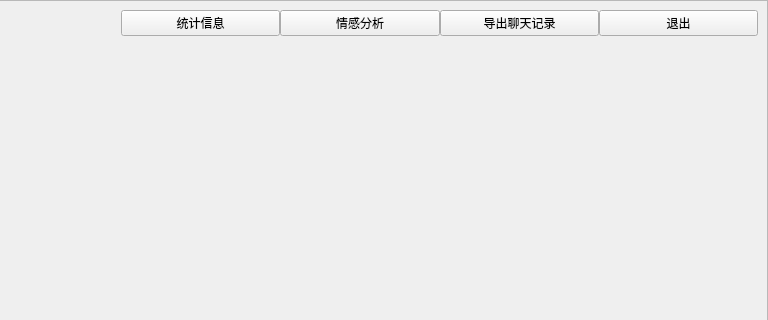
Before: the Qt Designer form app/Ui/contact/contactUi.ui in LC044/WeChatMsg, drawn with Qt 5; both pictures show x 373 to 1141 and y 0 to 320 of the 1141 by 740 pixel window.
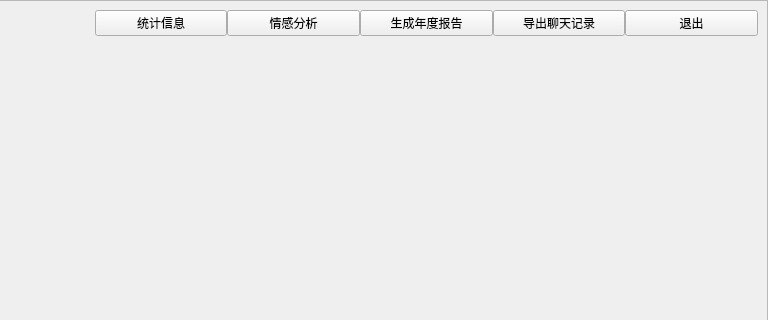
After: the same form once the commit is applied.

```diff
--- a/app/Ui/contact/contactUi.ui
+++ b/app/Ui/contact/contactUi.ui
@@ -196,6 +196,13 @@
                                                     </property>
                                                 </widget>
                                             </item>
+                                            <item>
+                                                <widget class="QPushButton" name="btn_report">
+                                                    <property name="text">
+                                                        <string>生成年度报告</string>
+                                                    </property>
+                                                </widget>
+                                            </item>
                                             <item>
                                                 <widget class="QPushButton" name="btn_output">
                                                     <property name="text">
```
